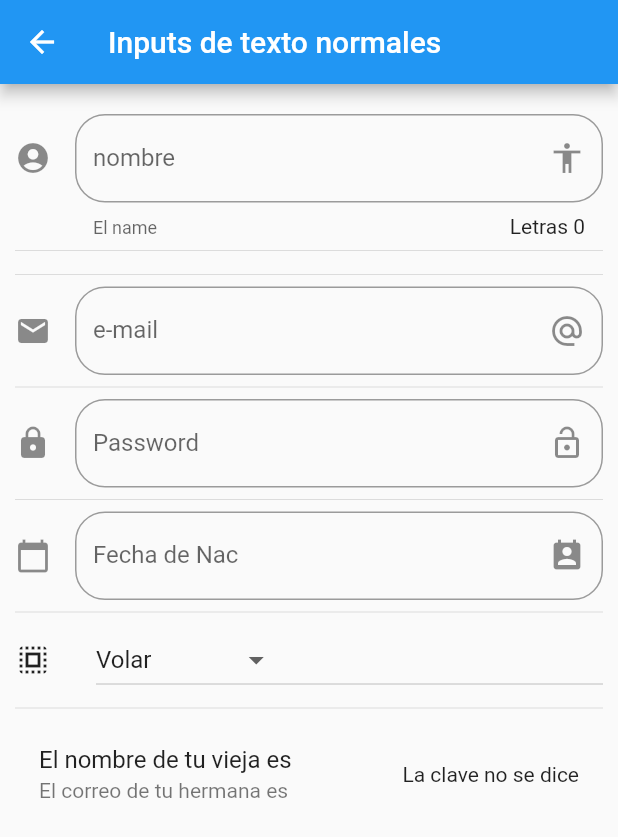
After one commit to MartinBrisset/ProbandoFlutter2, a Flutter app: the InputPage screen opened by its route, on a phone screen of 412 x 824 dp. The commit adds this screen. Shown: the top 837 px of the screen. Run offline on Flutter 3.47's test engine with Material 2 defaults, Android fonts, the phone set to English and light mode, and no system bars; network calls fail.

Commit message:
Agregando funcionalidades

```diff
--- a/data/menu_opts.json
+++ b/data/menu_opts.json
@@ -15,6 +15,21 @@
             "ruta" : "card",
             "icon" : "folder_open",
             "texto": "Cards - Tarjetas"
+        },
+        {
+            "ruta" : "animatedContainer",
+            "icon" : "donut_large",
+            "texto": "Animated Container"
+        },
+        {
+            "ruta" : "inputs",
+            "icon" : "input",
+            "texto": "Inputs"
+        },
+        {
+            "ruta" : "list",
+            "icon" : "list",
+            "texto": "Sliders"
         }
     ]
 }
--- /dev/null
+++ b/lib/src/pages/input_page.dart
@@ -0,0 +1,217 @@
+import 'package:flutter/material.dart';
+
+class InputPage extends StatefulWidget {
+  @override
+  _InputPageState createState() => _InputPageState();
+}
+
+class _InputPageState extends State<InputPage> {
+
+    String _nombre = '';
+    String _email = '';
+    String _fecha = '';
+
+    List<String> _poderes = ['Volar', 'Rayos X', 'Super Aliento', 'Super Fuerza'];
+
+    String _opcionSeleccionada = 'Volar';
+
+    TextEditingController _inputFieldDateController = new TextEditingController();
+
+  @override
+  Widget build(BuildContext context) {
+    return Scaffold(
+      appBar: AppBar(
+        title: Text('Inputs de texto normales'),
+      ),
+      body: ListView(
+        padding: EdgeInsets.symmetric(horizontal: 10.0, vertical: 20.0),
+        children: <Widget>[
+          _crearInput(),
+          Divider(),
+          Divider(),
+          _crearEmail(),
+          Divider(),
+          _crearClave(),
+          Divider(),
+          _crearFecha(context),
+          Divider(),
+          _crearDropdown(),
+          Divider(),
+          _crearPersona(),
+        ],
+      ),
+    );
+  }
+
+  _crearInput() {
+
+    return TextField(
+      // autofocus: true,
+      textCapitalization: TextCapitalization.sentences,
+      decoration: InputDecoration(
+        border: OutlineInputBorder(
+          borderRadius: BorderRadius.circular(20.0)
+        ),
+        counter: Text('Letras ${_nombre.length}'),
+        hintText: 'Tu vieja en tanga',
+        labelText: 'nombre',
+        helperText: 'El name',
+        suffixIcon: Icon(Icons.accessibility),
+        icon: Icon( Icons.account_circle ),
+      ),
+
+      onChanged: (valor) {
+        setState(() {
+          _nombre = valor;
+        });
+      },
+    );
+
+  }
+
+  Widget _crearEmail() {
+
+    return TextField(
+      keyboardType: TextInputType.emailAddress,
+      decoration: InputDecoration(
+        border: OutlineInputBorder(
+          borderRadius: BorderRadius.circular(20.0)
+        ),
+        hintText: 'tuhermana@entanga.com',
+        labelText: 'e-mail',
+        suffixIcon: Icon(Icons.alternate_email),
+        icon: Icon( Icons.email ),
+      ),
+
+      onChanged: (valor) {
+        setState(() {
+          _email = valor;
+        });
+      },
+    );
+
+  }
+
+  Widget _crearClave() {
+
+    return TextField(
+      obscureText: true,
+      decoration: InputDecoration(
+        border: OutlineInputBorder(
+          borderRadius: BorderRadius.circular(20.0)
+        ),
+        hintText: 'tu clave',
+        labelText: 'Password',
+        suffixIcon: Icon(Icons.lock_open),
+        icon: Icon( Icons.lock ),
+      ),
+
+      onChanged: (valor) {
+        setState(() {
+          _email = valor;
+        });
+      },
+    );
+
+  }
+
+  Widget _crearFecha( BuildContext context ) {
+
+    return TextField(
+      enableInteractiveSelection: false,
+      controller: _inputFieldDateController,
+      decoration: InputDecoration(
+        border: OutlineInputBorder(
+          borderRadius: BorderRadius.circular(20.0)
+        ),
+        hintText: 'Fecha de Nac',
+        labelText: 'Fecha de Nac',
+        suffixIcon: Icon(Icons.perm_contact_calendar),
+        icon: Icon( Icons.calendar_today ),
+      ),
+      onTap: () {
+
+        FocusScope.of(context).requestFocus(new FocusScopeNode());
+        _selectDate(context);
+
+      },
+    );
+
+  }
+
+  void _selectDate(BuildContext context) async {
+
+    DateTime picked = await showDatePicker(
+      context: context,
+      initialDate: new DateTime.now(),
+      firstDate: new DateTime(2020),
+      lastDate: new DateTime(2022),
+      locale: Locale('es', 'ES')
+    );
+
+    if (picked != null) {
+      setState(() {
+        _fecha = picked.toString();
+        _inputFieldDateController.text = _fecha;
+      });
+    }
+
+  }
+
+  List<DropdownMenuItem<String>> getOpcionesDropdown() {
+
+    List<DropdownMenuItem<String>> lista = new List();
+
+    _poderes.forEach((poder){
+
+      lista.add(DropdownMenuItem(
+        child: Text(poder),
+        value: poder,
+      ));
+
+    });
+
+    return lista;
+
+  }
+
+  Widget _crearDropdown() {
+
+    return Row(
+      children: <Widget>[
+        Icon(Icons.select_all),
+        SizedBox(width: 30.0),
+        Expanded(
+          child: DropdownButton(
+            value: _opcionSeleccionada,
+            items: getOpcionesDropdown(),
+            onChanged: (opt) {
+              setState(() {
+                _opcionSeleccionada = opt;
+              });
+            },
+          )
+        )
+      ],
+    );
+
+  }
+
+
+
+
+
+  _crearPersona() {
+
+    return ListTile(
+      title: Text('El nombre de tu vieja es $_nombre'),
+      subtitle: Text('El correo de tu hermana es $_email'),
+      trailing: Text('La clave no se dice'),
+    );
+
+  }
+
+
+
+
+}
--- a/lib/src/utils/icono_string_util.dart
+++ b/lib/src/utils/icono_string_util.dart
@@ -5,6 +5,9 @@ final _icons = <String, IconData>{
   'add_alert'     : Icons.add_alert,
   'accessibility' : Icons.accessibility,
   'folder_open'   : Icons.folder_open,
+  'donut_large'   : Icons.donut_large,
+  'input'         : Icons.input,
+  'list'          : Icons.list
 
 };
 
--- a/pubspec.yaml
+++ b/pubspec.yaml
@@ -26,6 +26,9 @@ dependencies:
 
 dev_dependencies:
   flutter_test:
+    sdk: flutter
+
+  flutter_localizations:
     sdk: flutter
 
 
```
Also changed, not shown: lib/main.dart (+9 -0 lines), lib/src/pages/alert_page.dart (+42 -0 lines), lib/src/pages/animated_container.dart (added, +63 -0 lines), lib/src/pages/avatar_page.dart (+24 -0 lines), lib/src/pages/card_page.dart (+50 -6 lines), lib/src/pages/slider_page.dart (added, +40 -0 lines), lib/src/routes/routes.dart (+11 -4 lines), pubspec.lock.
